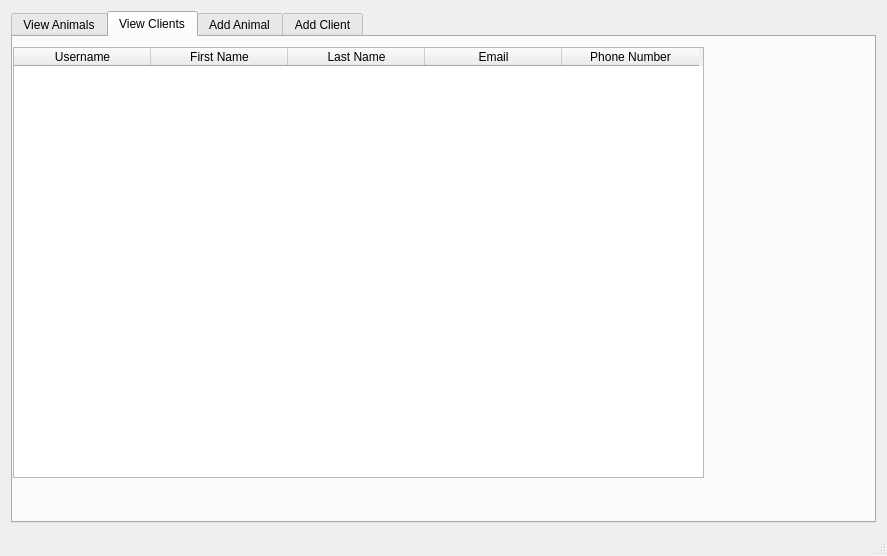
Above: CUACS/cuacsview.ui from davidNguyenCU/3004cuACS before the change. Below: the same form after it.
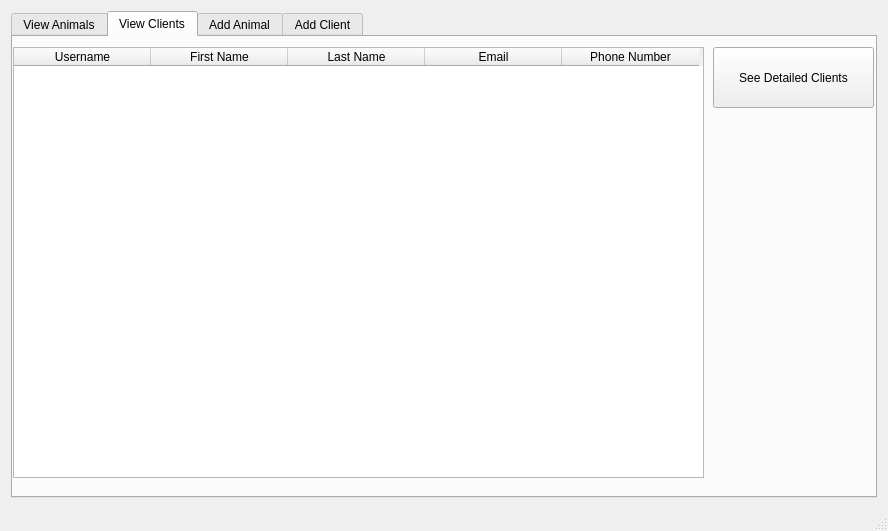
That is the form after the change. The open tabs and pages were chosen to show the change.

Commit message: Added the detailed ClientView

```diff
--- a/CUACS/cuacsview.ui
+++ b/CUACS/cuacsview.ui
@@ -6,8 +6,8 @@
    <rect>
     <x>0</x>
     <y>0</y>
-    <width>887</width>
-    <height>556</height>
+    <width>888</width>
+    <height>531</height>
    </rect>
   </property>
   <property name="windowTitle">
@@ -163,6 +163,19 @@
          </property>
         </column>
        </widget>
+       <widget class="QPushButton" name="detailedClientsBtn">
+        <property name="geometry">
+         <rect>
+          <x>700</x>
+          <y>10</y>
+          <width>161</width>
+          <height>61</height>
+         </rect>
+        </property>
+        <property name="text">
+         <string>See Detailed Clients</string>
+        </property>
+       </widget>
       </widget>
       <widget class="QWidget" name="tab_2">
        <attribute name="title">
```
Left out of the diff: 2 changed lines with no effect on the pictures. The commit also changes 7 other files.
